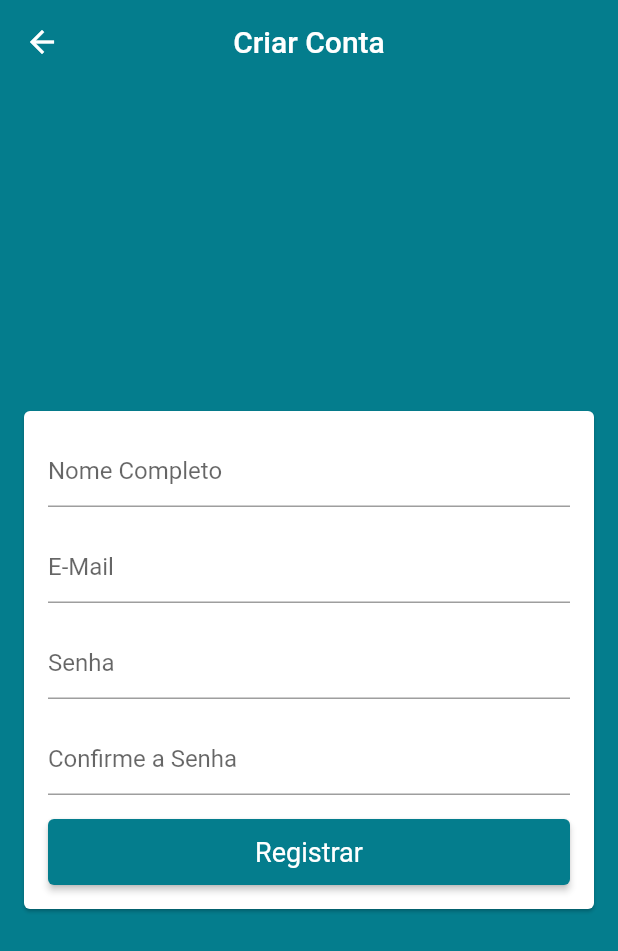
After one commit to guimattos1249/loja_flutter, a Flutter app: the screen it shows after launch, after a tap on "Criar Conta", on a phone screen of 412 x 824 dp. The commit adds this screen. Shown: the top 951 px of the screen. Run offline on Flutter 3.47's test engine with Material 2 defaults, Android fonts, the phone set to English and light mode, and no system bars; our stand-ins replace firebase_auth; accounts and stored records are empty.

Commit message:
added signup screen

```diff
--- a/lib/main.dart
+++ b/lib/main.dart
@@ -1,6 +1,7 @@
 import 'package:flutter/material.dart';
 import 'package:loja_virtual_pro/models/user_manager.dart';
 import 'package:loja_virtual_pro/screens/base/base_screen.dart';
+import 'package:loja_virtual_pro/screens/signup/signup_screen.dart';
 import 'package:provider/provider.dart';
 
 void main() async {
@@ -25,7 +26,20 @@
               elevation: 0,
             ),
             visualDensity: VisualDensity.adaptivePlatformDensity),
-        home: BaseScreen(),
+        initialRoute: '/base',
+        onGenerateRoute: (settings) {
+          switch (settings.name) {
+            case '/signup':
+              return MaterialPageRoute(
+                builder: (_) => SignUpScreen(),
+              );
+            case '/base':
+            default:
+              return MaterialPageRoute(
+                builder: (_) => BaseScreen(),
+              );
+          }
+        },
       ),
     );
   }
--- a/lib/screens/login/login_screen.dart
+++ b/lib/screens/login/login_screen.dart
@@ -18,8 +18,23 @@
     return Scaffold(
       key: scaffoldKey,
       appBar: AppBar(
+        backgroundColor: const Color.fromARGB(255, 4, 125, 141),
         title: const Text('Entrar'),
         centerTitle: true,
+        actions: [
+          TextButton(
+            onPressed: () {
+              Navigator.of(context).pushReplacementNamed('/signup');
+            },
+            child: const Text(
+              'Criar Conta',
+              style: TextStyle(
+                fontSize: 14,
+                color: Colors.white,
+              ),
+            ),
+          ),
+        ],
       ),
       body: Center(
         child: Card(
--- /dev/null
+++ b/lib/screens/signup/signup_screen.dart
@@ -0,0 +1,79 @@
+import 'package:flutter/material.dart';
+
+class SignUpScreen extends StatelessWidget {
+  const SignUpScreen({Key? key}) : super(key: key);
+
+  @override
+  Widget build(BuildContext context) {
+    return Scaffold(
+      appBar: AppBar(
+        backgroundColor: const Color.fromARGB(255, 4, 125, 141),
+        centerTitle: true,
+        title: const Text('Criar Conta'),
+      ),
+      body: Center(
+        child: Card(
+          margin: const EdgeInsets.symmetric(horizontal: 16),
+          child: ListView(
+            padding: const EdgeInsets.all(16),
+            shrinkWrap: true,
+            children: [
+              TextFormField(
+                decoration: const InputDecoration(
+                  hintText: 'Nome Completo',
+                ),
+              ),
+              const SizedBox(
+                height: 16,
+              ),
+              TextFormField(
+                keyboardType: TextInputType.emailAddress,
+                autocorrect: false,
+                decoration: const InputDecoration(
+                  hintText: 'E-Mail',
+                ),
+              ),
+              const SizedBox(
+                height: 16,
+              ),
+              TextFormField(
+                autocorrect: false,
+                obscureText: true,
+                decoration: const InputDecoration(
+                  hintText: 'Senha',
+                ),
+              ),
+              const SizedBox(
+                height: 16,
+              ),
+              TextFormField(
+                autocorrect: false,
+                obscureText: true,
+                decoration: const InputDecoration(
+                  hintText: 'Confirme a Senha',
+                ),
+              ),
+              const SizedBox(
+                height: 16,
+              ),
+              SizedBox(
+                height: 44,
+                child: ElevatedButton(
+                  style: TextButton.styleFrom(
+                    textStyle: const TextStyle(
+                      color: Colors.white,
+                      fontSize: 18,
+                    ),
+                    backgroundColor: const Color.fromARGB(255, 4, 125, 141),
+                  ),
+                  onPressed: () {},
+                  child: const Text('Registrar'),
+                ),
+              ),
+            ],
+          ),
+        ),
+      ),
+    );
+  }
+}
```
